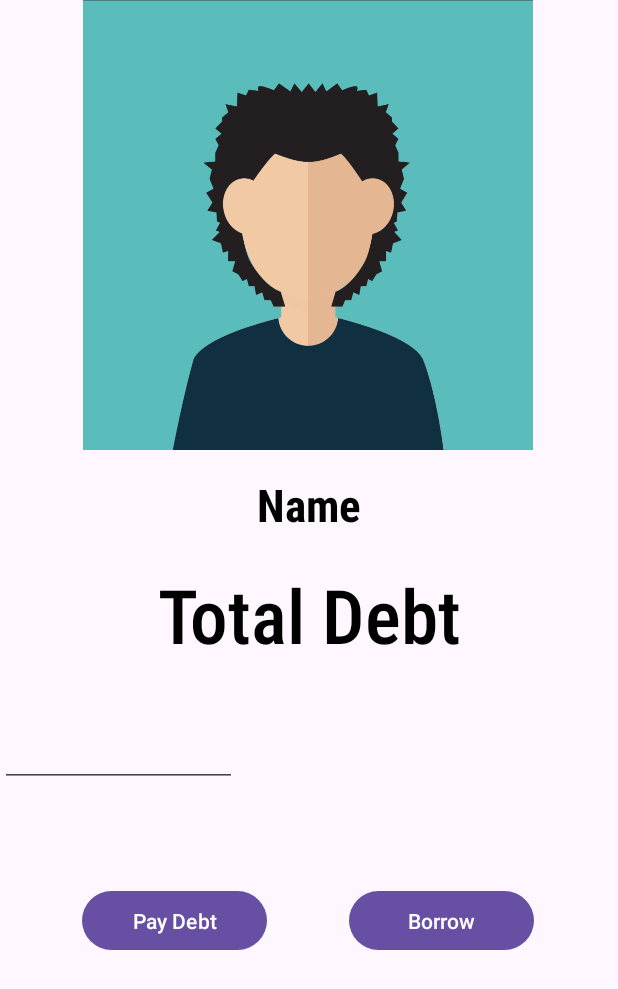
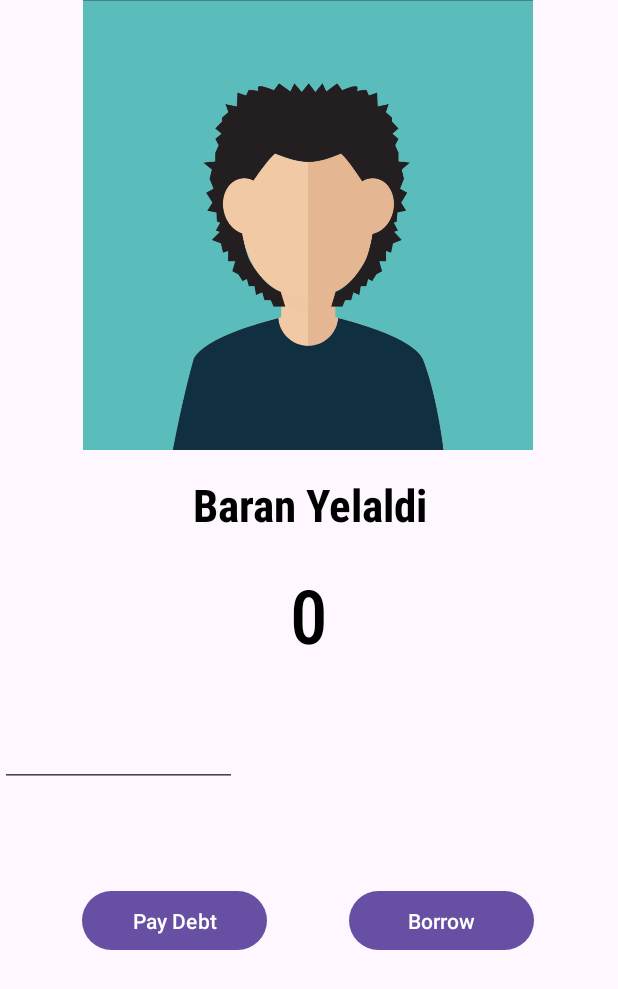
Before and after one commit to baranyelaldi/CS394, an Android app: the RecyclerViewFragment screen opened through its navigation route, after a tap on "Baran Yelaldi", on a phone screen of 412 x 824 dp. Shown: the top 989 px of the screen. Run offline under Robolectric (Android 15) with nearby library versions, the phone set to English and light mode, and no system bars.

Commit message:
baran friend v2

```diff
--- a/app/src/main/java/com/example/debtmanager/FriendAdapter.kt
+++ b/app/src/main/java/com/example/debtmanager/FriendAdapter.kt
@@ -1,5 +1,6 @@
 package com.example.debtmanager
 
+import Friend
 import android.view.LayoutInflater
 import android.view.View
 import android.view.ViewGroup
--- a/app/src/main/java/com/example/debtmanager/FriendFragment.kt
+++ b/app/src/main/java/com/example/debtmanager/FriendFragment.kt
@@ -1,10 +1,13 @@
 package com.example.debtmanager
 
+import Friend
 import android.os.Bundle
 import androidx.fragment.app.Fragment
 import android.view.LayoutInflater
 import android.view.View
 import android.view.ViewGroup
+import com.example.debtmanager.databinding.FragmentFriendBinding
+import com.example.debtmanager.databinding.FragmentLoginBinding
 
 // TODO: Rename parameter arguments, choose names that match
 // the fragment initialization parameters, e.g. ARG_ITEM_NUMBER
@@ -16,8 +19,9 @@ private const val ARG_PARAM2 = "param2"
  * Use the [FriendFragment.newInstance] factory method to
  * create an instance of this fragment.
  */
-class FriendFragment : Fragment() {
+class FriendFragment : Fragment(R.layout.fragment_friend) {
     // TODO: Rename and change types of parameters
+    private lateinit var binding: FragmentFriendBinding
     private var param1: String? = null
     private var param2: String? = null
 
@@ -36,6 +40,23 @@ class FriendFragment : Fragment() {
         // Inflate the layout for this fragment
         return inflater.inflate(R.layout.fragment_friend, container, false)
     }
+
+
+    override fun onViewCreated(view: View, savedInstanceState: Bundle?) {
+        super.onViewCreated(view, savedInstanceState)
+        binding = FragmentFriendBinding.bind(view)
+
+        val bundle = arguments
+        if (bundle != null && bundle.containsKey("clickedFriend")) {
+            val clickedFriend: Friend? = bundle.getParcelable("clickedFriend")
+            if (clickedFriend != null) {
+                binding.name.setText(clickedFriend.name)
+                binding.titleImage.setImageResource(clickedFriend.image)
+                binding.debt.setText(clickedFriend.debt.toString())
+            }
+        }
+    }
+
 
     companion object {
         /**
--- a/app/src/main/java/com/example/debtmanager/RecyclerViewFragment.kt
+++ b/app/src/main/java/com/example/debtmanager/RecyclerViewFragment.kt
@@ -1,5 +1,6 @@
 package com.example.debtmanager
 
+import Friend
 import android.content.Intent
 import android.os.Bundle
 import androidx.fragment.app.Fragment
@@ -63,9 +64,18 @@ class RecyclerViewFragment : Fragment(R.layout.fragment_recycler_view) {
 
         friendAdapter = FriendAdapter(friendList)
         recyclerView.adapter = friendAdapter
-        friendAdapter.setOnItemClickListener(object : FriendAdapter.onItemClickListener{
+        friendAdapter.setOnItemClickListener(object : FriendAdapter.onItemClickListener {
             override fun onItemClick(position: Int) {
-                view.findNavController().navigate(R.id.action_recyclerViewFragment_to_friendFragment)
+                val clickedFriend: Friend = friendList[position]
+
+                // Pass data to the FriendFragment using Bundle
+                val bundle = Bundle()
+                bundle.putParcelable("clickedFriend", clickedFriend)
+
+                val friendFragment = FriendFragment()
+                friendFragment.arguments = bundle
+
+                view.findNavController().navigate(R.id.action_recyclerViewFragment_to_friendFragment, bundle)
             }
         })
         }
```
Also changed, not shown: app/src/main/java/com/example/debtmanager/Friend.kt (+28 -2 lines).
